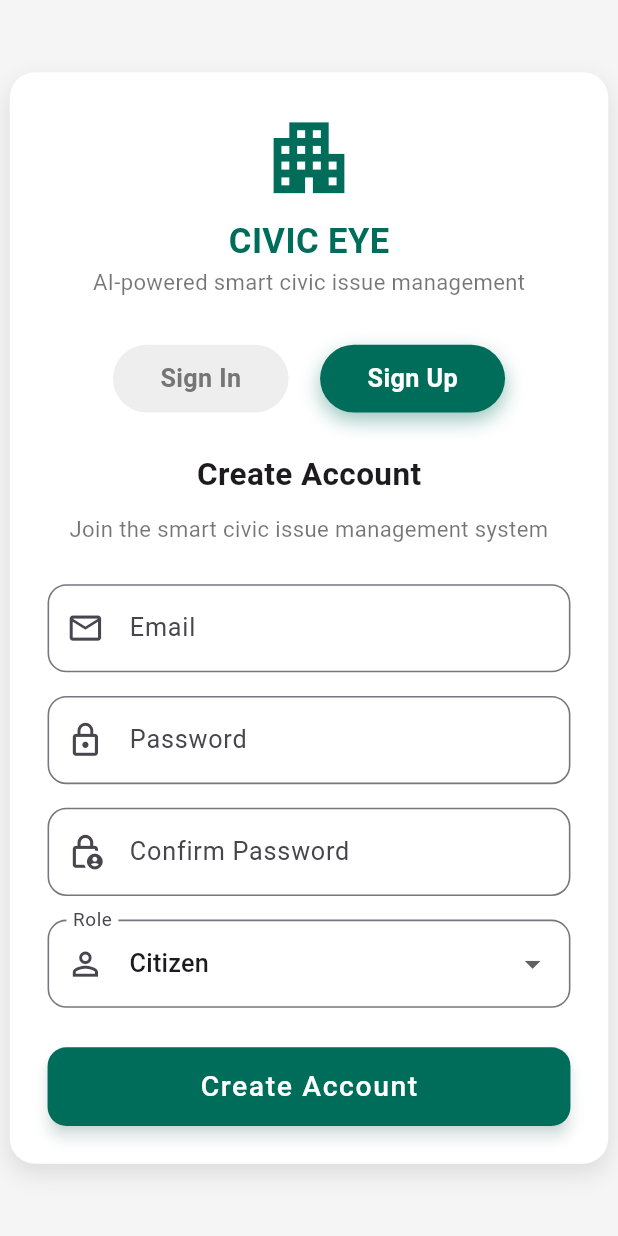
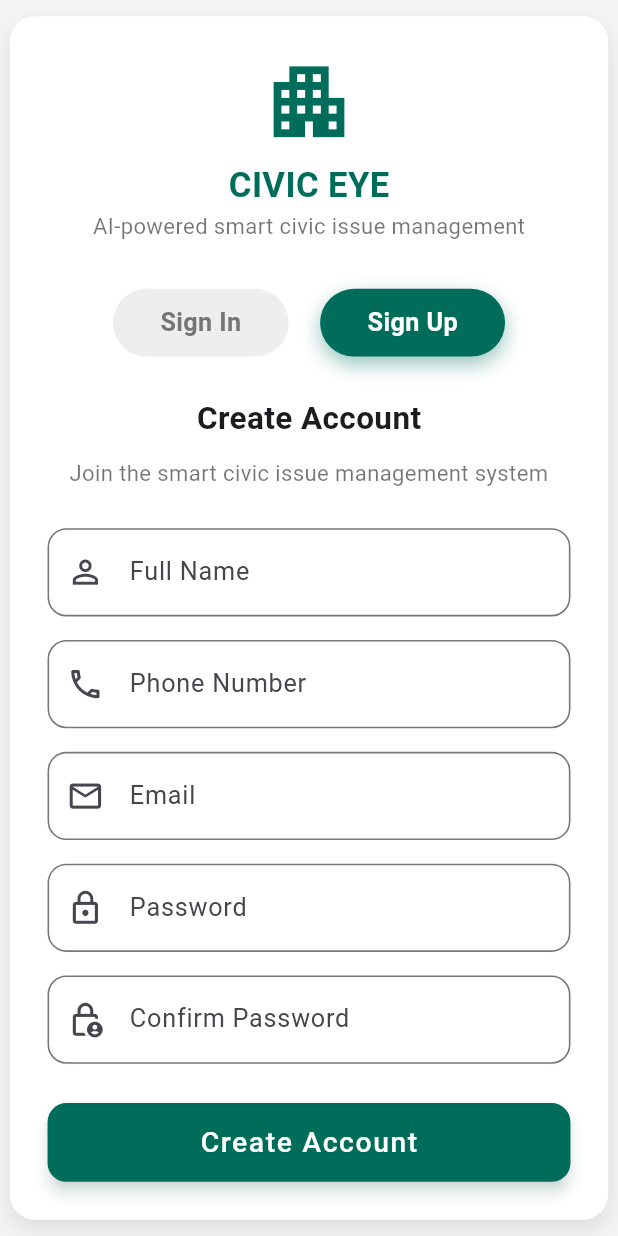
Before and after one commit to Atharvmulik/AI-Powered-System-for-Smart-Urban-Issue-Redressal, a Flutter app: the screen it shows after launch, after a tap on "Sign Up", on a phone screen of 412 x 824 dp. Run offline on Flutter 3.47's test engine with Material 3 defaults, Android fonts, the light colour scheme and no system bars; our stand-ins replace geocoding, geolocator; network calls fail.

Commit message:
improved login page functionality

```diff
--- a/lib/config/api_config.dart
+++ b/lib/config/api_config.dart
@@ -1,55 +1,50 @@
-// lib/config/api_config.dart
-
 class ApiConfig {
-  // Base URL for API requests
-  // For Android emulator: use 10.0.2.2 to connect to localhost
   static const String baseUrl = 'http://10.0.2.2:8000';
 
+  // ✅ CORRECTED: Use the exact endpoints from your backend
+  static const String loginEndpoint = '/login';
+  static const String registerEndpoint = '/signup';
+  static const String logoutEndpoint = '/logout';
+  static const String reportIssueEndpoint = '/reports/';
+  static const String getIssuesEndpoint = '/reports/';
+  static const String uploadImageEndpoint = '/upload';
+  static const String getUserIssuesEndpoint = '/users/me/reports';
 
-  // Authentication endpoints
-  static const String loginEndpoint = '$baseUrl/auth/login';
-  static const String registerEndpoint = '$baseUrl/auth/register';
-  static const String logoutEndpoint = '$baseUrl/auth/logout';
-  static const String reportIssueEndpoint = '/issues/report';
-  static const String getIssuesEndpoint = '/issues';
-  static const String uploadImageEndpoint = '/upload';
-
-  static const String refreshToken = '$baseUrl/auth/refresh';
+  // Remove or update these if not used
+  static const String refreshToken = '/refresh';
 
   // User management endpoints
-  static const String users = '$baseUrl/api/users';
-  static const String userProfile = '$baseUrl/api/users/profile';
+  static const String users = '/api/users';
+  static const String userProfile = '/api/users/profile';
 
   // Issue management endpoints
-  static const String issues = '$baseUrl/api/issues';
-  static String issueById(int id) => '$baseUrl/api/issues/$id';
-  static const String issuesByStatus = '$baseUrl/api/issues/status';
-  static const String issuesByCategory = '$baseUrl/api/issues/category';
+  static const String issues = '/api/issues';
+  static String issueById(int id) => '/api/issues/$id';
+  static const String issuesByStatus = '/api/issues/status';
+  static const String issuesByCategory = '/api/issues/category';
 
   // AI Prediction endpoint
-  static const String predict = '$baseUrl/api/predict';
+  static const String predict = '/api/predict';
 
   // Categories and statuses
-  static const String categories = '$baseUrl/api/categories';
-  static const String statuses = '$baseUrl/api/statuses';
+  static const String categories = '/api/categories';
+  static const String statuses = '/api/statuses';
 
   // Statistics and analytics
-  static const String statsOverview = '$baseUrl/api/stats/overview';
-  static const String statsTimeline = '$baseUrl/api/stats/timeline';
+  static const String statsOverview = '/api/stats/overview';
+  static const String statsTimeline = '/api/stats/timeline';
 
   // Image upload endpoint
-  static const String uploadImage = '$baseUrl/api/upload';
+  static const String uploadImage = '/api/upload';
 
   // Timeout settings
-  static const int connectTimeout = 5000; // 5 seconds
-  static const int receiveTimeout = 15000; // 15 seconds
+  static const int connectTimeout = 5000;
+  static const int receiveTimeout = 15000;
 
-  // Get the appropriate base URL based on platform
   static String getBaseUrl() {
     return baseUrl;
   }
 
-  // Check if we're using a local development server
   static bool isLocalServer() {
     return baseUrl.contains('localhost') ||
            baseUrl.contains('10.0.2.2') ||
--- a/lib/screens/auth/login_page.dart
+++ b/lib/screens/auth/login_page.dart
@@ -1,5 +1,5 @@
 import 'package:flutter/material.dart';
-import '/services/auth_service.dart'; // Add this import
+import '/services/auth_service.dart';
 
 class LoginSignupPage extends StatefulWidget {
   const LoginSignupPage({super.key});
@@ -15,32 +15,32 @@ class _LoginSignupPageState extends State<LoginSignupPage>
 
   final TextEditingController emailController = TextEditingController();
   final TextEditingController passwordController = TextEditingController();
-  final TextEditingController confirmPasswordController =
-      TextEditingController();
+  final TextEditingController confirmPasswordController = TextEditingController();
+  final TextEditingController nameController = TextEditingController(); // ✅ ADDED
+  final TextEditingController phoneController = TextEditingController(); // ✅ ADDED
 
   String selectedRole = 'Citizen';
   late AnimationController _controller;
   late Animation<double> _scaleAnimation;
-  bool _isLoading = false; // Add loading state
+  bool _isLoading = false;
 
   @override
   void initState() {
     super.initState();
 
-    // Animation for pop-up effect
-    _controller =
-        AnimationController(vsync: this, duration: const Duration(milliseconds: 250));
-    _scaleAnimation =
-        Tween<double>(begin: 0.95, end: 1.05).animate(CurvedAnimation(
+    _controller = AnimationController(vsync: this, duration: const Duration(milliseconds: 250));
+    _scaleAnimation = Tween<double>(begin: 0.95, end: 1.05).animate(CurvedAnimation(
       parent: _controller,
       curve: Curves.easeInOut,
     ));
-    _controller.forward(); // Start animation
+    _controller.forward();
   }
 
   @override
   void dispose() {
     _controller.dispose();
+    nameController.dispose(); // ✅ ADDED
+    phoneController.dispose(); // ✅ ADDED
     super.dispose();
   }
 
@@ -51,7 +51,6 @@ class _LoginSignupPageState extends State<LoginSignupPage>
     _controller.forward(from: 0.0);
   }
 
-  // Add this method for API call
   Future<void> _handleAuth() async {
     if (_formKey.currentState!.validate()) {
       setState(() {
@@ -75,7 +74,8 @@ class _LoginSignupPageState extends State<LoginSignupPage>
           result = await authService.register(
             emailController.text.trim(),
             passwordController.text,
-            selectedRole,
+            nameController.text.trim(), // ✅ ADDED
+            phoneController.text.trim(), // ✅ ADDED
           );
         }
 
@@ -86,7 +86,6 @@ class _LoginSignupPageState extends State<LoginSignupPage>
               backgroundColor: Colors.green,
             )
           );
-          // Navigate to dashboard after successful auth
           Navigator.pushReplacementNamed(context, '/dashboard');
         } else {
           ScaffoldMessenger.of(context).showSnackBar(
@@ -113,7 +112,7 @@ class _LoginSignupPageState extends State<LoginSignupPage>
 
   @override
   Widget build(BuildContext context) {
-    const tealColor = Color(0xFF006D5B); // darker teal
+    const tealColor = Color(0xFF006D5B);
 
     return Scaffold(
       backgroundColor: Colors.grey[100],
@@ -153,7 +152,7 @@ class _LoginSignupPageState extends State<LoginSignupPage>
                   ),
                   const SizedBox(height: 30),
 
-                  // Toggle Tabs (Rounded with Hover)
+                  // Toggle Tabs
                   Row(
                     mainAxisAlignment: MainAxisAlignment.center,
                     children: [
@@ -185,6 +184,54 @@ class _LoginSignupPageState extends State<LoginSignupPage>
                     key: _formKey,
                     child: Column(
                       children: [
+                        // ✅ ADDED: Name Field (only for signup)
+                        if (!isLogin) ...[
+                          TextFormField(
+                            controller: nameController,
+                            decoration: InputDecoration(
+                              labelText: "Full Name",
+                              prefixIcon: const Icon(Icons.person_outline),
+                              border: OutlineInputBorder(
+                                borderRadius: BorderRadius.circular(12),
+                              ),
+                            ),
+                            validator: (value) {
+                              if (!isLogin && (value == null || value.isEmpty)) {
+                                return "Please enter your full name";
+                              }
+                              if (!isLogin && value!.length < 2) {
+                                return "Name must be at least 2 characters";
+                              }
+                              return null;
+                            },
+                          ),
+                          const SizedBox(height: 15),
+
+                          // ✅ ADDED: Phone Field (only for signup)
+                          TextFormField(
+                            controller: phoneController,
+                            decoration: InputDecoration(
+                              labelText: "Phone Number",
+                              prefixIcon: const Icon(Icons.phone_outlined),
+                              border: OutlineInputBorder(
+                                borderRadius: BorderRadius.circular(12),
+                              ),
+                            ),
+                            keyboardType: TextInputType.phone,
+                            validator: (value) {
+                              if (!isLogin && (value == null || value.isEmpty)) {
+                                return "Please enter your phone number";
+                              }
+                              if (!isLogin && !RegExp(r'^\d{10}$').hasMatch(value!)) {
+                                return "Phone must be 10 digits";
+                              }
+                              return null;
+                            },
+                          ),
+                          const SizedBox(height: 15),
+                        ],
+
+                        // Email Field
                         TextFormField(
                           controller: emailController,
                           decoration: InputDecoration(
@@ -206,6 +253,8 @@ class _LoginSignupPageState extends State<LoginSignupPage>
                           },
                         ),
                         const SizedBox(height: 15),
+
+                        // Password Field
                         TextFormField(
                           controller: passwordController,
                           decoration: InputDecoration(
@@ -227,51 +276,25 @@ class _LoginSignupPageState extends State<LoginSignupPage>
                           },
                         ),
 
+                        // Confirm Password (only for signup)
                         if (!isLogin) ...[
                           const SizedBox(height: 15),
                           TextFormField(
                             controller: confirmPasswordController,
                             decoration: InputDecoration(
                               labelText: "Confirm Password",
-                              prefixIcon:
-                                  const Icon(Icons.lock_person_outlined),
+                              prefixIcon: const Icon(Icons.lock_person_outlined),
                               border: OutlineInputBorder(
                                 borderRadius: BorderRadius.circular(12),
                               ),
                             ),
                             obscureText: true,
                             validator: (value) {
-                              if (value == null || value.isEmpty) {
+                              if (!isLogin && (value == null || value.isEmpty)) {
                                 return "Please confirm your password";
                               }
-                              if (value != passwordController.text) {
+                              if (!isLogin && value != passwordController.text) {
                                 return "Passwords do not match";
-                              }
-                              return null;
-                            },
-                          ),
-                          const SizedBox(height: 15),
-                          DropdownButtonFormField<String>(
-                            value: selectedRole,
-                            decoration: InputDecoration(
-                              labelText: "Role",
-                              prefixIcon: const Icon(Icons.person_outline),
-                              border: OutlineInputBorder(
-                                borderRadius: BorderRadius.circular(12),
-                              ),
-                            ),
-                            items: const [
-                              DropdownMenuItem(
-                                  value: 'Citizen', child: Text('Citizen')),
-                              DropdownMenuItem(
-                                  value: 'Admin', child: Text('Admin')),
-                            ],
-                            onChanged: (value) {
-                              setState(() => selectedRole = value!);
-                            },
-                            validator: (value) {
-                              if (value == null || value.isEmpty) {
-                                return "Please select a role";
                               }
                               return null;
                             },
@@ -283,7 +306,7 @@ class _LoginSignupPageState extends State<LoginSignupPage>
 
                   const SizedBox(height: 25),
 
-                  // Submit Button - UPDATED WITH API CALL
+                  // Submit Button
                   ElevatedButton(
                     style: ElevatedButton.styleFrom(
                       minimumSize: const Size(double.infinity, 50),
@@ -294,7 +317,7 @@ class _LoginSignupPageState extends State<LoginSignupPage>
                       elevation: 4,
                       shadowColor: tealColor.withOpacity(0.4),
                     ),
-                    onPressed: _isLoading ? null : _handleAuth, // Disable when loading
+                    onPressed: _isLoading ? null : _handleAuth,
                     child: _isLoading
                         ? const SizedBox(
                             height: 20,
@@ -311,12 +334,11 @@ class _LoginSignupPageState extends State<LoginSignupPage>
                           ),
                   ),
 
-                  // Add forgot password link for login
+                  // Forgot Password Link
                   if (isLogin) ...[
                     const SizedBox(height: 15),
                     TextButton(
                       onPressed: _isLoading ? null : () {
-                        // TODO: Implement forgot password
                         ScaffoldMessenger.of(context).showSnackBar(
                           const SnackBar(content: Text("Forgot password feature coming soon!"))
                         );
@@ -343,11 +365,10 @@ class _LoginSignupPageState extends State<LoginSignupPage>
       onEnter: (_) => _controller.forward(),
       onExit: (_) => _controller.reverse(),
       child: GestureDetector(
-        onTap: _isLoading ? null : () => toggleTab(loginTab), // Disable when loading
+        onTap: _isLoading ? null : () => toggleTab(loginTab),
         child: AnimatedContainer(
           duration: const Duration(milliseconds: 250),
-          padding:
-              const EdgeInsets.symmetric(horizontal: 30, vertical: 10),
+          padding: const EdgeInsets.symmetric(horizontal: 30, vertical: 10),
           decoration: BoxDecoration(
             color: isActive ? tealColor : Colors.grey[200],
             borderRadius: BorderRadius.circular(25),
--- a/lib/services/auth_service.dart
+++ b/lib/services/auth_service.dart
@@ -13,12 +13,12 @@ class AuthService {
         {
           'email': email,
           'password': password,
+          'is_admin': false, // ✅ ADDED
         },
       );
 
       if (response.statusCode == 200) {
         final data = json.decode(response.body);
-        // Store token for future requests
         if (data['access_token'] != null) {
           _apiService.setToken(data['access_token']);
         }
@@ -28,15 +28,16 @@ class AuthService {
         return {'success': false, 'error': error['detail'] ?? 'Login failed'};
       }
     } catch (e) {
-      return {'success': false, 'error': e.toString()}; // Fixed
+      return {'success': false, 'error': e.toString()};
     }
   }
 
-  // Register user
+  // Register user - ✅ UPDATED with name and phone
   Future<Map<String, dynamic>> register(
     String email,
     String password,
-    String role
+    String fullName, // ✅ ADDED
+    String mobileNumber, // ✅ ADDED
   ) async {
     try {
       final response = await _apiService.post(
@@ -44,7 +45,9 @@ class AuthService {
         {
           'email': email,
           'password': password,
-          'role': role.toLowerCase(),
+          'full_name': fullName, // ✅ ADDED
+          'mobile_number': mobileNumber, // ✅ ADDED
+          'is_admin': false, // ✅ ADDED
         },
       );
 
@@ -56,12 +59,12 @@ class AuthService {
         return {'success': false, 'error': error['detail'] ?? 'Registration failed'};
       }
     } catch (e) {
-      return {'success': false, 'error': e.toString()}; // Fixed
+      return {'success': false, 'error': e.toString()};
     }
   }
 
   // Logout user
   void logout() {
-    _apiService.setToken(null); // This will work now
+    _apiService.setToken(null);
   }
 }
```
Also changed, not shown: lib/services/api_service.dart (+11 -4 lines), lib/services/issue_service.dart (+26 -23 lines).
